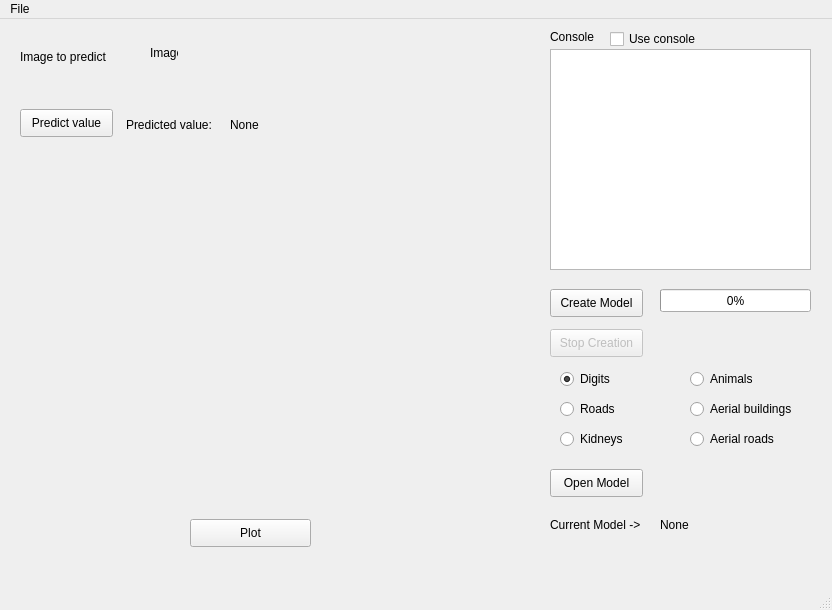
etiennelndr/analyze_images, file src/ui/ui_MainWindow.ui: the form before one commit.
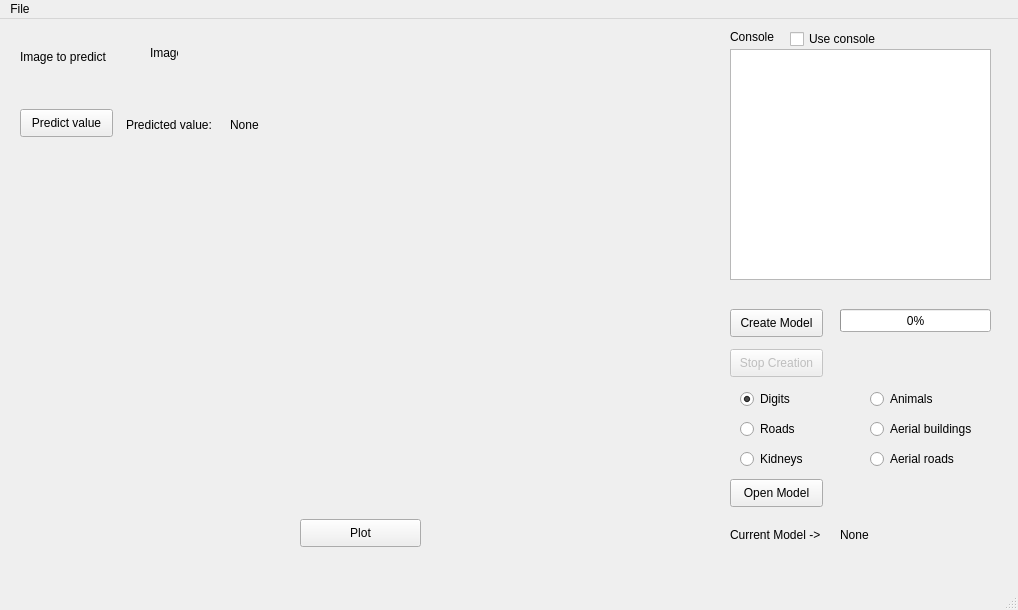
The form after the commit.

```diff
--- a/src/ui/ui_MainWindow.ui
+++ b/src/ui/ui_MainWindow.ui
@@ -6,7 +6,7 @@
    <rect>
     <x>0</x>
     <y>0</y>
-    <width>832</width>
+    <width>1018</width>
     <height>610</height>
    </rect>
   </property>
@@ -17,8 +17,8 @@
    <widget class="QPushButton" name="createModelBtn">
     <property name="geometry">
      <rect>
-      <x>550</x>
-      <y>270</y>
+      <x>730</x>
+      <y>290</y>
       <width>93</width>
       <height>28</height>
      </rect>
@@ -33,8 +33,8 @@
    <widget class="QPushButton" name="openModelBtn">
     <property name="geometry">
      <rect>
-      <x>550</x>
-      <y>450</y>
+      <x>730</x>
+      <y>460</y>
       <width>93</width>
       <height>28</height>
      </rect>
@@ -55,8 +55,8 @@
    <widget class="QProgressBar" name="progressBar">
     <property name="geometry">
      <rect>
-      <x>660</x>
-      <y>270</y>
+      <x>840</x>
+      <y>290</y>
       <width>151</width>
       <height>23</height>
      </rect>
@@ -71,10 +71,10 @@
    <widget class="QTextEdit" name="textEdit">
     <property name="geometry">
      <rect>
-      <x>550</x>
+      <x>730</x>
       <y>30</y>
       <width>261</width>
-      <height>221</height>
+      <height>231</height>
      </rect>
     </property>
     <property name="readOnly">
@@ -100,7 +100,7 @@
     </property>
     <property name="geometry">
      <rect>
-      <x>550</x>
+      <x>730</x>
       <y>10</y>
       <width>101</width>
       <height>16</height>
@@ -129,8 +129,8 @@
     </property>
     <property name="geometry">
      <rect>
-      <x>550</x>
-      <y>310</y>
+      <x>730</x>
+      <y>330</y>
       <width>93</width>
       <height>28</height>
      </rect>
@@ -145,8 +145,8 @@
    <widget class="QLabel" name="label">
     <property name="geometry">
      <rect>
-      <x>550</x>
-      <y>490</y>
+      <x>730</x>
+      <y>500</y>
       <width>101</width>
       <height>31</height>
      </rect>
@@ -158,8 +158,8 @@
    <widget class="QLabel" name="currentModel">
     <property name="geometry">
      <rect>
-      <x>660</x>
-      <y>490</y>
+      <x>840</x>
+      <y>500</y>
       <width>161</width>
       <height>31</height>
      </rect>
@@ -213,7 +213,7 @@
    <widget class="QPushButton" name="plotBtn">
     <property name="geometry">
      <rect>
-      <x>190</x>
+      <x>300</x>
       <y>500</y>
       <width>121</width>
       <height>28</height>
@@ -231,8 +231,8 @@
      <rect>
       <x>20</x>
       <y>150</y>
-      <width>501</width>
-      <height>321</height>
+      <width>691</width>
+      <height>331</height>
      </rect>
     </property>
     <layout class="QVBoxLayout" name="plotLayout"/>
@@ -240,8 +240,8 @@
    <widget class="QRadioButton" name="roadsRadioBtn">
     <property name="geometry">
      <rect>
-      <x>560</x>
-      <y>380</y>
+      <x>740</x>
+      <y>400</y>
       <width>111</width>
       <height>20</height>
      </rect>
@@ -253,8 +253,8 @@
    <widget class="QRadioButton" name="digitsRadioBtn">
     <property name="geometry">
      <rect>
-      <x>560</x>
-      <y>350</y>
+      <x>740</x>
+      <y>370</y>
       <width>95</width>
       <height>20</height>
      </rect>
@@ -269,8 +269,8 @@
    <widget class="QRadioButton" name="animalsRadioBtn">
     <property name="geometry">
      <rect>
-      <x>690</x>
-      <y>350</y>
+      <x>870</x>
+      <y>370</y>
       <width>95</width>
       <height>20</height>
      </rect>
@@ -282,7 +282,7 @@
    <widget class="QCheckBox" name="useConsoleCheckBox">
     <property name="geometry">
      <rect>
-      <x>610</x>
+      <x>790</x>
       <y>10</y>
       <width>101</width>
       <height>20</height>
@@ -301,8 +301,8 @@
    <widget class="QRadioButton" name="aerialBuildingsRadioBtn">
     <property name="geometry">
      <rect>
-      <x>690</x>
-      <y>380</y>
+      <x>870</x>
+      <y>400</y>
       <width>111</width>
       <height>20</height>
      </rect>
@@ -314,8 +314,8 @@
    <widget class="QRadioButton" name="kidneysRadioBtn">
     <property name="geometry">
      <rect>
-      <x>560</x>
-      <y>410</y>
+      <x>740</x>
+      <y>430</y>
       <width>95</width>
       <height>20</height>
      </rect>
@@ -327,8 +327,8 @@
    <widget class="QRadioButton" name="aerialRoadsRadioBtn">
     <property name="geometry">
      <rect>
-      <x>690</x>
-      <y>410</y>
+      <x>870</x>
+      <y>430</y>
       <width>95</width>
       <height>20</height>
      </rect>
@@ -343,7 +343,7 @@
     <rect>
      <x>0</x>
      <y>0</y>
-     <width>832</width>
+     <width>1018</width>
      <height>26</height>
     </rect>
    </property>
```
